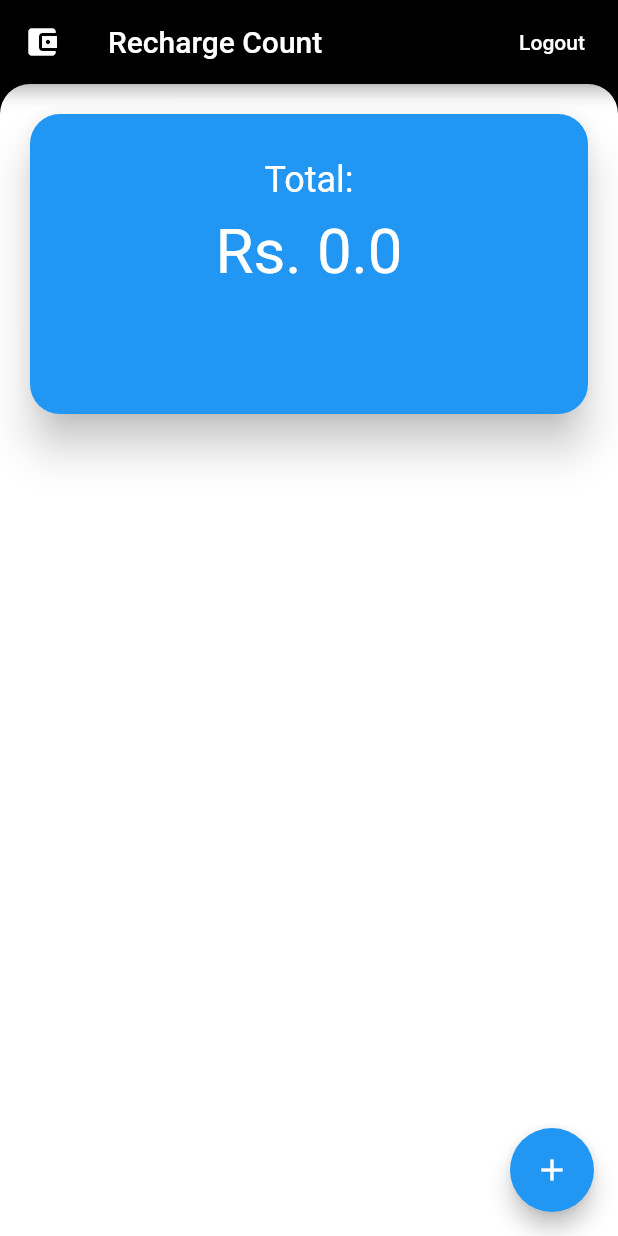
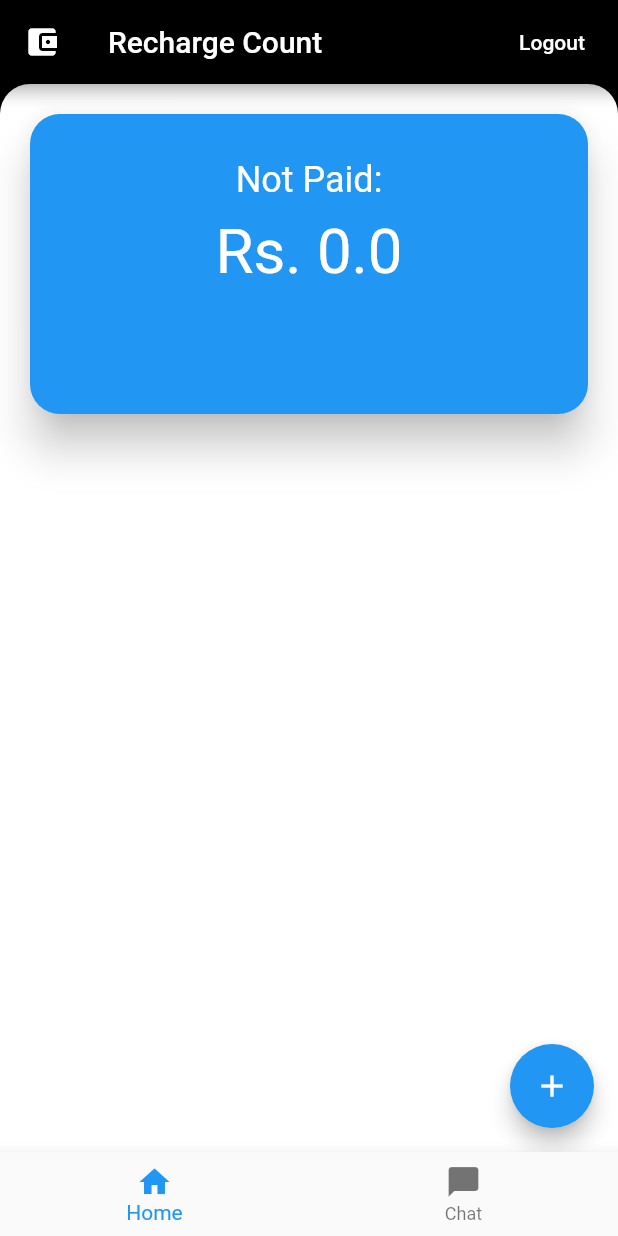
Before and after one commit to sourabhsdx/recharge_counter, a Flutter app: the screen it shows once a user with an empty profile is signed in, on a phone screen of 412 x 824 dp. Run offline on Flutter 3.47's test engine with Material 2 defaults, Android fonts, the phone set to English and light mode, and no system bars; our stand-ins replace cloud_firestore, firebase_auth, google_sign_in; accounts and stored records are empty.

Commit message:
Latest Chat Facility added

```diff
--- /dev/null
+++ b/lib/models/message.dart
@@ -0,0 +1,26 @@
+import 'package:cloud_firestore/cloud_firestore.dart';
+
+class Message {
+  String message;
+  String sender;
+  String senderId;
+  Timestamp sentAt;
+
+  Message({this.message, this.sender, this.senderId, this.sentAt});
+
+  Message.fromJson(Map<String, dynamic> json) {
+    message = json['message'];
+    sender = json['sender'];
+    senderId = json['senderId'];
+    sentAt = json['sentAt'];
+  }
+
+  Map<String, dynamic> toJson() {
+    final Map<String, dynamic> data = new Map<String, dynamic>();
+    data['message'] = this.message;
+    data['sender'] = this.sender;
+    data['senderId'] = this.senderId;
+    data['sentAt'] = this.sentAt;
+    return data;
+  }
+}
--- a/lib/models/transaction.dart
+++ b/lib/models/transaction.dart
@@ -1,10 +1,14 @@
+
+import 'package:cloud_firestore/cloud_firestore.dart';
+
 class TransactionClass {
   String name;
   String operator;
-  String time;
+  Timestamp time;
   bool paid;
   String number;
   double amount;
+  String docId;
 
   TransactionClass(
       {this.name,
@@ -14,14 +18,24 @@ class TransactionClass {
         this.number,
         this.amount});
 
-  TransactionClass.fromJson(Map<String, dynamic> json) {
+  TransactionClass.fromJson(Map<String, dynamic> json,String doc) {
     name = json['name'];
     operator = json['operator'];
     time = json['time'];
     paid = json['paid'];
     number = json['number'];
-    amount = json['amount'];
+    amount = double.parse(json['amount'].toString());
+    docId = doc;
   }
+
+//  TransactionClass.fromDart(Map<String, dynamic> json) {
+//    name = json['name'];
+//    operator = json['operator'];
+//    time = json['time'];
+//    paid = json['paid'];
+//    number = json['number'];
+//    amount = double.parse(json['amount'].toString());
+//  }
 
   Map<String, dynamic> toJson() {
     final Map<String, dynamic> data = new Map<String, dynamic>();
--- /dev/null
+++ b/lib/screens/components/totalContainer.dart
@@ -0,0 +1,31 @@
+import 'package:flutter/material.dart';
+
+class TotalBalance extends StatelessWidget {
+  TotalBalance({this.total});
+  final double total;
+  @override
+  Widget build(BuildContext context) {
+    return  Container(
+      margin: EdgeInsets.all(20),
+      width: MediaQuery.of(context).size.width,
+      height: 200,
+
+      child: Material(
+        shape: RoundedRectangleBorder(
+            borderRadius: BorderRadius.circular(20)
+        ),
+        color: Colors.blue,
+        elevation: 12,
+        child: Column(
+          crossAxisAlignment: CrossAxisAlignment.center,
+          children: <Widget>[
+            SizedBox(height: 30,),
+            Text("Not Paid:",style: Theme.of(context).textTheme.headline5,),
+            SizedBox(height: 10,),
+            Text("Rs. $total",style: TextStyle(color: Colors.white,fontSize: MediaQuery.of(context).size.width*0.1),)
+          ],
+        ),
+      ),
+    );
+  }
+}
--- a/lib/screens/home.dart
+++ b/lib/screens/home.dart
@@ -1,43 +1,32 @@
-import 'package:cloud_firestore/cloud_firestore.dart';
+
 import 'package:flutter/material.dart';
 import 'package:flutterrechargecount/models/transaction.dart';
+import 'package:flutterrechargecount/screens/components/totalContainer.dart';
+import 'package:flutterrechargecount/screens/components/transaction_item.dart';
 import 'package:flutterrechargecount/screens/floating_screen.dart';
 import 'package:flutterrechargecount/services/auth.dart';
 import 'package:flutterrechargecount/services/database.dart';
 import 'package:provider/provider.dart';
 
 class HomePage extends StatefulWidget {
-  HomePage({this.user});
-  final User user;
   @override
   _HomePageState createState() => _HomePageState();
 }
 
 class _HomePageState extends State<HomePage> {
-  Firestore _firestore = Firestore.instance;
-  double _total = 0.00;
 
-  void getTotal() async{
-   final transactions = await _firestore.collection('users/${widget.user.uid}/transactions').getDocuments();
-   double totalBal = 0.0;
-   for(var transaction in transactions.documents){
-     totalBal = totalBal +double.parse(transaction.data['amount'].toString());
-   }
-   setState(() {
-     _total = totalBal;
-   });
-  }
-
+  int _currentIndex =0;
   @override
   void initState() {
     // TODO: implement initState
     super.initState();
-    getTotal();
   }
+
   @override
   Widget build(BuildContext context) {
     final AuthBase auth = Provider.of<Auth>(context);
     final Database firestore = Provider.of<FirestoreDatabase>(context);
+    final User user = Provider.of<User>(context);
     return Scaffold(
         backgroundColor: Colors.black,
         appBar: AppBar(
@@ -46,80 +35,56 @@ class _HomePageState extends State<HomePage> {
           title: Text("Recharge Count"),
           actions: <Widget>[
             FlatButton(
-            onPressed: ()=>auth.signOut(),
-            child: Text("Logout",style: TextStyle(color: Colors.white),),
+              onPressed: () => auth.signOut(),
+              child: Text(
+                "Logout",
+                style: TextStyle(color: Colors.white),
+              ),
             )
           ],
         ),
         body: Container(
           decoration: BoxDecoration(
               color: Colors.white,
-          borderRadius: BorderRadius.only(topRight: Radius.circular(20), topLeft: Radius.circular(20))
-        ),
+              borderRadius: BorderRadius.only(
+                  topRight: Radius.circular(20), topLeft: Radius.circular(20))),
           child: Column(
             children: <Widget>[
-            Container(
-              margin: EdgeInsets.all(20),
-              width: MediaQuery.of(context).size.width,
-              height: 200,
+              StreamBuilder<List<TransactionClass>>(
+                  stream: firestore.nonPaidStream(),
+                  builder: (context, snapshot) {
+                    if (snapshot.hasData) {
+                      final transactions = snapshot.data;
+                      double total = 0;
+                      for (TransactionClass transaction in transactions) {
+                        total = total + transaction.amount;
+                      }
 
-              child: Material(
-                shape: RoundedRectangleBorder(
-                  borderRadius: BorderRadius.circular(20)
+                      return TotalBalance(total: total);
+                    } else if (snapshot.hasError) {
+                      return Center(
+                        child: Text("Has Error"),
+                      );
+                    }
+                    return Center(
+                      child: CircularProgressIndicator(
+                        backgroundColor: Colors.black12,
                       ),
-                color: Colors.blue,
-                elevation: 12,
-                child: Column(
-                  crossAxisAlignment: CrossAxisAlignment.center,
-                  children: <Widget>[
-                    SizedBox(height: 30,),
-                    Text("Total:",style: Theme.of(context).textTheme.headline5,),
-                    SizedBox(height: 10,),
-                    Text("Rs. $_total",style: TextStyle(color: Colors.white,fontSize: MediaQuery.of(context).size.width*0.1),)
-                  ],
-                ),
-              ),
-            ),
+                    );
+                  }),
               StreamBuilder<List<TransactionClass>>(
                 stream: firestore.transactionStream(),
-              builder: (context,snapshot){
-                if(snapshot.hasData){
+                builder: (context, snapshot) {
+                  if (snapshot.hasData) {
                     final transactions = snapshot.data;
                     List<Widget> _listElm = [];
-                  for(TransactionClass transaction in transactions)
-                    {
-                      final String name = transaction.name;
-                      final String operator = transaction.operator;
-                      final String number = transaction.number;
-                      final String amount = transaction.amount.toString();
-                      bool value = transaction.paid??false;
-                      final transWidget =  Material(
-                        color: _listElm.length%2==0?Colors.black12:Colors.white,
-                        shadowColor: Colors.white,
-                        shape: RoundedRectangleBorder(
-                            borderRadius: BorderRadius.circular(5),
-                        ),
-                        child: CheckboxListTile(
-                          secondary: Text("$amount"),
-                          title: Column(
-                            children: <Widget>[
-                              Text("+91$number"),
-                              Text("$operator")
-                            ],
-                          ),
-                          subtitle: Text("$name"),
-                         value: value,
-                          onChanged: (value){
-                            setState(() {
-                              value = value;
-                            });
-                          },
-                        ),
+                    for (TransactionClass transaction in transactions) {
+                      final transWidget = TransactionItem(
+                        tItem: transaction,
+                        odd: _listElm.length % 2 == 0,
                       );
-
                       _listElm.add(transWidget);
                     }
-                  getTotal();
 
                     return Expanded(
                       child: Padding(
@@ -129,14 +94,18 @@ class _HomePageState extends State<HomePage> {
                         ),
                       ),
                     );
-
-                }
-                else if(snapshot.hasError){
-                  print("has error");
+                  } else if (snapshot.hasError) {
+                    return Expanded(
+                      child: Center(
+                        child: Text("Error"),
+                      ),
+                    );
                   }
                   return Expanded(
                     child: Center(
-                    child: CircularProgressIndicator(backgroundColor: Colors.black12,),
+                      child: CircularProgressIndicator(
+                        backgroundColor: Colors.black12,
+                      ),
                     ),
                   );
                 },
@@ -144,8 +113,10 @@ class _HomePageState extends State<HomePage> {
             ],
           ),
         ),
-      floatingActionButton:
-        FloatingForm(user: widget.user,)
+        floatingActionButton: FloatingForm(
+          user: user,
+        ),
+
     );
   }
 }
--- a/lib/screens/landing_page.dart
+++ b/lib/screens/landing_page.dart
@@ -2,6 +2,7 @@
 import 'package:flutter/material.dart';
 import 'package:flutterrechargecount/screens/home.dart';
 import 'package:flutterrechargecount/screens/login.dart';
+import 'package:flutterrechargecount/screens/tabScreen.dart';
 import 'package:flutterrechargecount/services/auth.dart';
 import 'package:flutterrechargecount/services/database.dart';
 import 'package:provider/provider.dart';
@@ -21,9 +22,12 @@ class LandingPage extends StatelessWidget {
             if (user == null) {
               return Login();
             }
-            return Provider(
-              create: (_)=>FirestoreDatabase(uid: user.uid),
-                child: HomePage(user: user,));
+            return MultiProvider(
+              providers: [
+                Provider<FirestoreDatabase>(create: (_)=>FirestoreDatabase(uid: user.uid)),
+                Provider<User>(create: (_)=>User(uid: user.uid,name: user.name),)
+              ],
+                child: TabScreen());
           } else {
             return Scaffold(
               body: Center(
--- /dev/null
+++ b/lib/screens/tabScreen.dart
@@ -0,0 +1,44 @@
+import 'package:flutter/material.dart';
+import 'package:flutterrechargecount/screens/chat/chat.dart';
+import 'package:flutterrechargecount/screens/home.dart';
+import 'package:flutterrechargecount/services/auth.dart';
+
+class TabScreen extends StatefulWidget {
+  TabScreen({this.user});
+  final User user;
+  @override
+  _TabScreenState createState() => _TabScreenState();
+}
+
+class _TabScreenState extends State<TabScreen> {
+  int _currentIndex =0;
+
+  List<Widget> tabs = [HomePage(),ChatScreen()];
+  @override
+  Widget build(BuildContext context) {
+    return Scaffold(
+      body: tabs[_currentIndex],
+
+      bottomNavigationBar: BottomNavigationBar(
+        currentIndex: _currentIndex,
+        onTap: (index){
+          setState(() {
+            _currentIndex = index;
+          });
+
+        },
+        items: [
+          BottomNavigationBarItem(
+              icon: Icon(Icons.home),
+              title: Text("Home")
+          ),
+          BottomNavigationBarItem(
+              icon: Icon(Icons.chat_bubble),
+              title: Text("Chat")
+          )
+        ],
+
+      ),
+    );
+  }
+}
--- a/lib/services/api.dart
+++ b/lib/services/api.dart
@@ -1,3 +1,4 @@
 class APIPath{
-  static String transactions(String uid )=> 'users/$uid/transactions';
+  static String transactions()=> 'transaction';
+  static String messages()=>'messages';
 }
```
Also changed, not shown: lib/screens/chat/chat.dart (added, +143 -0 lines), lib/screens/components/transaction_item.dart (added, +82 -0 lines), lib/screens/empty_content.dart (deleted, +0 -30 lines), lib/screens/floating_screen.dart (+37 -43 lines), lib/screens/list_item_builder.dart (deleted, +0 -46 lines), lib/services/database.dart (+40 -4 lines), lib/services/firestore_service.dart (+29 -4 lines). Lines whose indentation alone changed are shown as unchanged.
